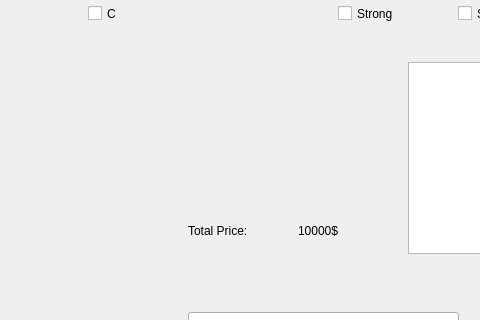
The window that secondmain.ui (truongkutetk97/qt5_finalproject) describes before a commit, drawn with Qt 5; both pictures show x 82 to 562 and y 155 to 475 of the 800 by 600 pixel window.
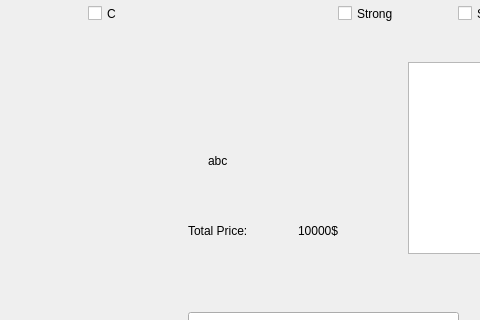
The same window after the commit.

What changed in the file:
```diff
--- a/secondmain.ui
+++ b/secondmain.ui
@@ -397,6 +397,19 @@
      <string>B</string>
     </property>
    </widget>
+   <widget class="QLabel" name="label_10">
+    <property name="geometry">
+     <rect>
+      <x>290</x>
+      <y>290</y>
+      <width>64</width>
+      <height>17</height>
+     </rect>
+    </property>
+    <property name="text">
+     <string>abc</string>
+    </property>
+   </widget>
   </widget>
   <widget class="QMenuBar" name="menubar">
    <property name="geometry">
```
